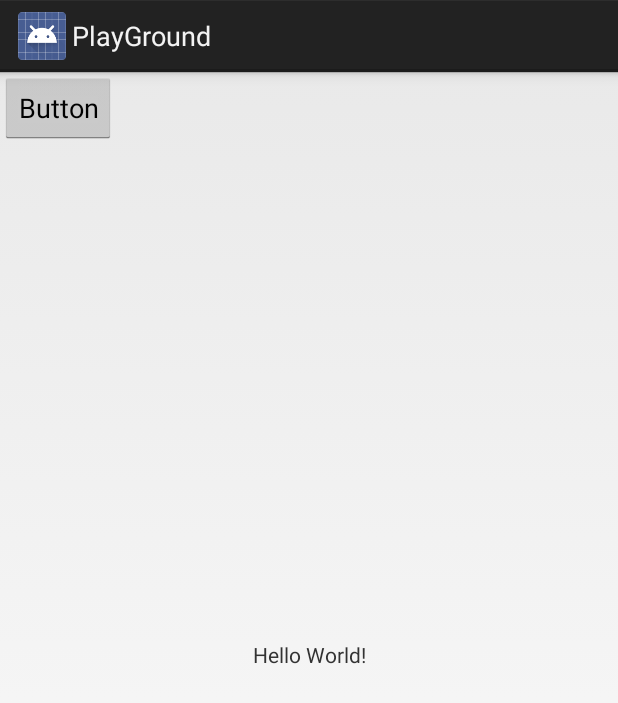
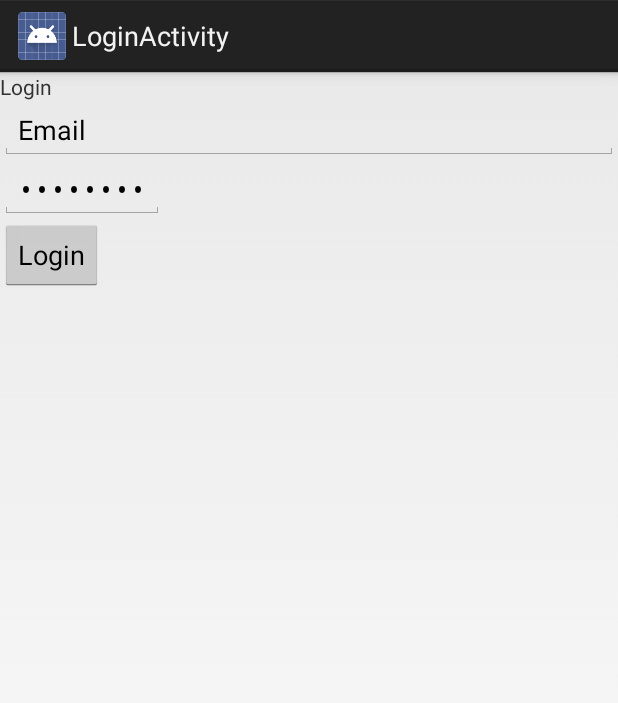
Before and after one commit to cathej6/PlayGround, an Android app: the screen it shows after launch (MainActivity before the commit, LoginActivity after it), on a phone screen of 412 x 824 dp. Shown: the top 703 px of the screen. Run offline under Robolectric (Android 15) with nearby library versions, the phone set to English and light mode, and no system bars.

Commit message:
Added a little dummy login functionality, might not work though since I haven't tested it :).

```diff
--- a/app/src/main/java/edu/washington/cathej/playground/LoginActivity.java
+++ b/app/src/main/java/edu/washington/cathej/playground/LoginActivity.java
@@ -1,6 +1,8 @@
 package edu.washington.cathej.playground;
 
+import android.content.Context;
 import android.content.Intent;
+import android.content.SharedPreferences;
 import android.os.Bundle;
 import android.app.Activity;
 import android.util.Log;
@@ -9,10 +11,14 @@ import android.widget.Button;
 
 public class LoginActivity extends Activity {
 
+    private SharedPreferences sharedPreferences;
+
     @Override
     protected void onCreate(Bundle savedInstanceState) {
         super.onCreate(savedInstanceState);
         setContentView(R.layout.activity_login);
+
+        sharedPreferences = getSharedPreferences("playGroundPref", Context.MODE_PRIVATE);
 
         Button button = (Button) findViewById(R.id.button);
 
@@ -20,7 +26,10 @@ public class LoginActivity extends Activity {
             @Override
             public void onClick(View v) {
                 Log.i("button", "Text updated.");
-                Intent intent = new Intent(LoginActivity.this, ParentActivity.class);
+                SharedPreferences.Editor editor = sharedPreferences.edit();
+                editor.putBoolean("loggedIn", true);
+
+                Intent intent = new Intent(LoginActivity.this, MainActivity.class);
                 LoginActivity.this.startActivity(intent);
             }
         });
--- a/app/src/main/java/edu/washington/cathej/playground/MainActivity.java
+++ b/app/src/main/java/edu/washington/cathej/playground/MainActivity.java
@@ -1,7 +1,9 @@
 package edu.washington.cathej.playground;
 
 import android.app.Activity;
+import android.content.Context;
 import android.content.Intent;
+import android.content.SharedPreferences;
 import android.os.Bundle;
 import android.util.Log;
 import android.view.View;
@@ -15,30 +17,30 @@ public class MainActivity extends Activity {
     //private AccessToken userToken = AccessToken.getCurrentAccessToken();
     //private ProfileTracker profileTracker;
     //private Profile userProfile = Profile.getCurrentProfile();
+    private SharedPreferences sharedPreferences;
+    private boolean loggedIn;
 
     @Override
     protected void onCreate(Bundle savedInstanceState) {
         super.onCreate(savedInstanceState);
         setContentView(R.layout.activity_main);
 
-        Button button = (Button) findViewById(R.id.button);
-
-        /*if (!this.isLoggedIn()) {
+        sharedPreferences = getSharedPreferences("playGroundPref", Context.MODE_PRIVATE);
+        loggedIn = sharedPreferences.getBoolean("loggedIn", false);
+        if (!loggedIn) {
             Intent intent = new Intent(this, LoginActivity.class);
             startActivity(intent);
-        }*/
+        }
+
+        Button button = (Button) findViewById(R.id.button);
 
         button.setOnClickListener(new View.OnClickListener() {
             @Override
             public void onClick(View v) {
                 Log.i("button", "Text updated.");
-                Intent intent = new Intent(MainActivity.this, LoginActivity.class);
+                Intent intent = new Intent(MainActivity.this, ParentActivity.class);
                 MainActivity.this.startActivity(intent);
             }
         });
     }
-
-    public boolean isLoggedIn() {
-        return true;
-    }
 }
--- a/app/src/main/res/layout/activity_login.xml
+++ b/app/src/main/res/layout/activity_login.xml
@@ -1,16 +1,38 @@
 <?xml version="1.0" encoding="utf-8"?>
-<android.support.constraint.ConstraintLayout xmlns:android="http://schemas.android.com/apk/res/android"
+<LinearLayout xmlns:android="http://schemas.android.com/apk/res/android"
     xmlns:app="http://schemas.android.com/apk/res-auto"
     xmlns:tools="http://schemas.android.com/tools"
     android:layout_width="match_parent"
     android:layout_height="match_parent"
+    android:orientation="vertical"
     tools:context="edu.washington.cathej.playground.LoginActivity">
+
+
+    <TextView
+        android:id="@+id/label"
+        android:layout_width="match_parent"
+        android:layout_height="wrap_content"
+        android:text="Login" />
+
+    <EditText
+        android:id="@+id/email"
+        android:layout_width="match_parent"
+        android:layout_height="wrap_content"
+        android:text="Email"
+        android:inputType="textEmailAddress" />
+
+    <EditText
+        android:id="@+id/password"
+        android:layout_width="wrap_content"
+        android:layout_height="wrap_content"
+        android:text="password"
+        android:inputType="textPassword" />
 
     <Button
         android:id="@+id/button"
         android:layout_width="wrap_content"
         android:layout_height="wrap_content"
-        android:text="Button"
+        android:text="Login"
         tools:layout_editor_absoluteX="154dp"
         tools:layout_editor_absoluteY="214dp" />
-</android.support.constraint.ConstraintLayout>
+</LinearLayout>
--- a/app/src/main/res/layout/activity_main.xml
+++ b/app/src/main/res/layout/activity_main.xml
@@ -1,5 +1,5 @@
 <?xml version="1.0" encoding="utf-8"?>
-<android.support.constraint.ConstraintLayout xmlns:android="http://schemas.android.com/apk/res/android"
+<LinearLayout xmlns:android="http://schemas.android.com/apk/res/android"
     xmlns:app="http://schemas.android.com/apk/res-auto"
     xmlns:tools="http://schemas.android.com/tools"
     android:layout_width="match_parent"
@@ -19,8 +19,6 @@
         android:id="@+id/button"
         android:layout_width="wrap_content"
         android:layout_height="wrap_content"
-        android:text="Button"
-        tools:layout_editor_absoluteX="153dp"
-        tools:layout_editor_absoluteY="182dp" />
+        android:text="Button" />
 
-</android.support.constraint.ConstraintLayout>
+</LinearLayout>
```
Also changed, not shown: app/src/main/res/layout/activity_parent.xml (+3 -5 lines).
